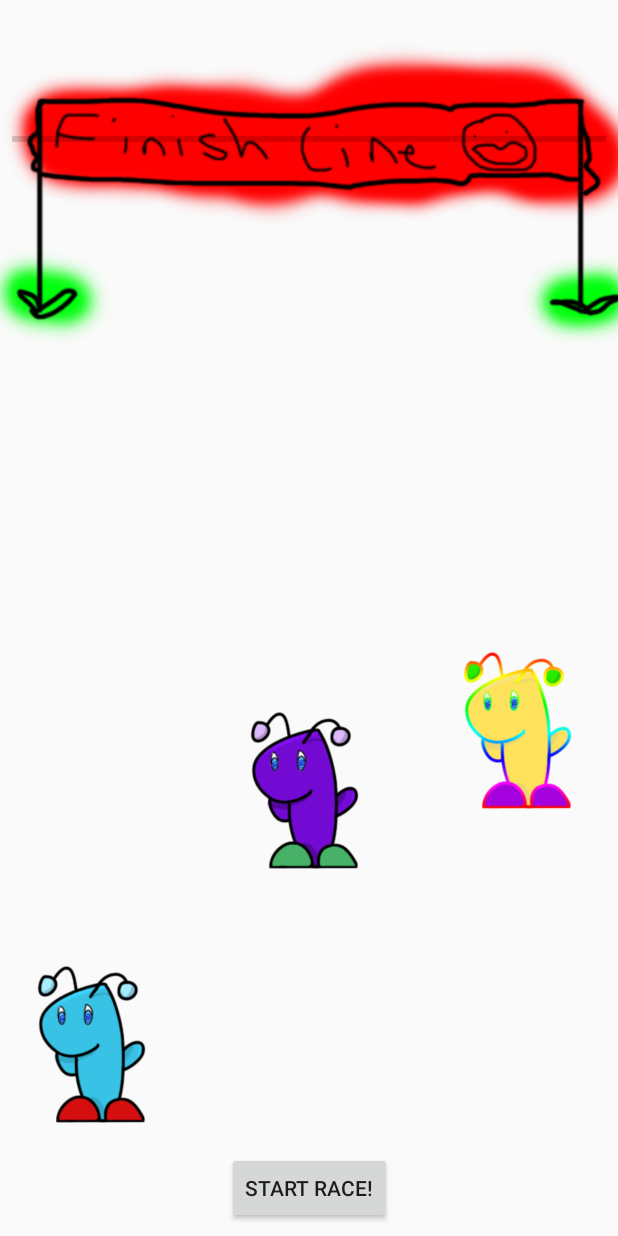
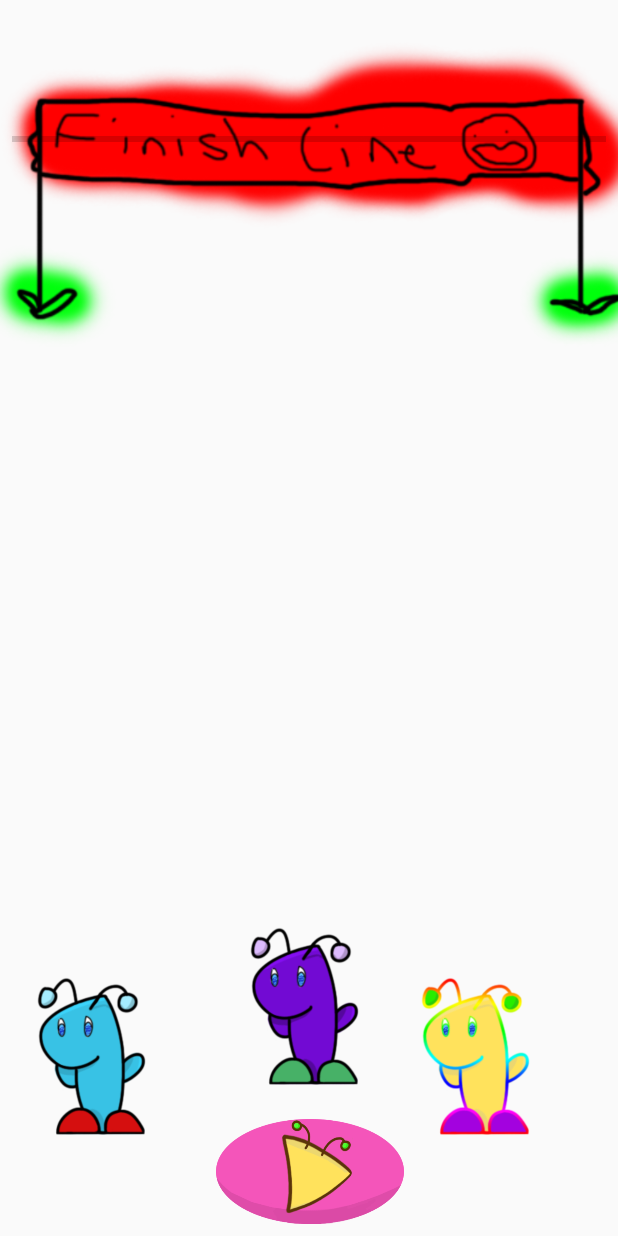
Before and after one commit to DevonTrammell/Foogles, an Android app: the Racing screen opened directly, with no data from a screen before it, on a phone screen of 412 x 824 dp. Run offline under Robolectric (Android 15) with nearby library versions, the phone set to English and light mode, and no system bars.

Commit message:
Implemented basic tournament animations, needs more polishing. Added a graphical button to gallery, needs button back to menu.

```diff
--- a/Foogles/app/src/main/java/fooglesinc/foogles/Edit.java
+++ b/Foogles/app/src/main/java/fooglesinc/foogles/Edit.java
@@ -29,7 +29,7 @@ public class Edit extends AppCompatActivity {
 
     ArrayAdapter<CharSequence> adapter;
     private ImageSwitcher simpleImageSwitcher;
-    Button btnNext;
+    ImageButton btnNext;
     EditText nameBox;
 
     int level = 1;
@@ -53,7 +53,7 @@ public class Edit extends AppCompatActivity {
 
 
 
-        btnNext = (Button) findViewById(R.id.button12);
+        btnNext = (ImageButton) findViewById(R.id.nextButton);
         simpleImageSwitcher = (ImageSwitcher) findViewById(R.id.imageSwitcher);
         simpleImageSwitcher.setFactory(new ViewSwitcher.ViewFactory() {
 
--- a/Foogles/app/src/main/res/layout/activity_tournament_race.xml
+++ b/Foogles/app/src/main/res/layout/activity_tournament_race.xml
@@ -6,31 +6,19 @@
     android:layout_width="match_parent"
     android:layout_height="match_parent">
 
-    <Button
-        android:id="@+id/start"
-        android:layout_width="wrap_content"
-        android:layout_height="wrap_content"
-        android:layout_marginBottom="8dp"
-        android:layout_marginEnd="8dp"
-        android:layout_marginStart="8dp"
-        android:onClick="startRace"
-        android:text="Start Race!"
-        app:layout_constraintBottom_toBottomOf="parent"
-        app:layout_constraintEnd_toEndOf="parent"
-        app:layout_constraintLeft_toLeftOf="parent"
-        app:layout_constraintRight_toRightOf="parent"
-        app:layout_constraintStart_toStartOf="parent" />
-
     <ImageView
         android:id="@+id/competitor1"
         android:layout_width="128dp"
         android:layout_height="128dp"
-        android:layout_marginBottom="128dp"
+        android:layout_marginBottom="56dp"
+        android:layout_marginRight="8dp"
+        android:layout_marginStart="256dp"
         android:layout_marginTop="8dp"
         app:layout_constraintBottom_toBottomOf="parent"
         app:layout_constraintRight_toRightOf="parent"
+        app:layout_constraintStart_toStartOf="parent"
         app:layout_constraintTop_toTopOf="parent"
-        app:layout_constraintVertical_bias="0.74"
+        app:layout_constraintVertical_bias="1.0"
         app:srcCompat="@drawable/invis" />
 
     <ImageView
@@ -40,20 +28,25 @@
         android:layout_marginEnd="8dp"
         android:layout_marginStart="8dp"
         app:layout_constraintBottom_toBottomOf="parent"
-        app:layout_constraintEnd_toStartOf="@+id/competitor1"
-        app:layout_constraintLeft_toLeftOf="parent"
-        app:layout_constraintStart_toEndOf="@+id/competitor2"
+        app:layout_constraintEnd_toEndOf="parent"
+        app:layout_constraintStart_toStartOf="parent"
         app:layout_constraintTop_toTopOf="parent"
-        app:layout_constraintVertical_bias="0.665"
+        app:layout_constraintVertical_bias="0.872"
         app:srcCompat="@drawable/invis" />
 
     <ImageView
         android:id="@+id/competitor2"
         android:layout_width="128dp"
         android:layout_height="128dp"
-        android:layout_marginBottom="64dp"
+        android:layout_marginBottom="56dp"
+        android:layout_marginEnd="8dp"
+        android:layout_marginTop="8dp"
         app:layout_constraintBottom_toBottomOf="parent"
+        app:layout_constraintEnd_toEndOf="parent"
+        app:layout_constraintHorizontal_bias="0.0"
         app:layout_constraintStart_toStartOf="parent"
+        app:layout_constraintTop_toTopOf="parent"
+        app:layout_constraintVertical_bias="1.0"
         app:srcCompat="@drawable/invis" />
 
     <ImageView
@@ -75,11 +68,30 @@
         android:layout_marginEnd="8dp"
         android:layout_marginStart="8dp"
         android:layout_marginTop="8dp"
-        android:max="30"
+        android:max="10"
         app:layout_constraintBottom_toBottomOf="parent"
         app:layout_constraintEnd_toEndOf="parent"
         app:layout_constraintStart_toStartOf="parent"
         app:layout_constraintTop_toTopOf="parent"
         app:layout_constraintVertical_bias="0.078" />
 
+    <ImageButton
+        android:id="@+id/startButton"
+        android:layout_width="125dp"
+        android:layout_height="70dp"
+        android:layout_marginBottom="8dp"
+        android:layout_marginEnd="8dp"
+        android:layout_marginStart="8dp"
+        android:layout_marginTop="8dp"
+        android:background="@drawable/invis"
+        android:onClick="startRace"
+        android:scaleType="fitXY"
+        app:layout_constraintBottom_toBottomOf="parent"
+        app:layout_constraintEnd_toEndOf="parent"
+        app:layout_constraintHorizontal_bias="0.502"
+        app:layout_constraintStart_toStartOf="parent"
+        app:layout_constraintTop_toTopOf="parent"
+        app:layout_constraintVertical_bias="1.0"
+        app:srcCompat="@drawable/play_button" />
+
 </android.support.constraint.ConstraintLayout>
```
Also changed, not shown: Foogles/app/src/main/java/fooglesinc/foogles/Racing.java (+86 -50 lines), Foogles/app/src/main/res/layout/activity_edit.xml (+17 -13 lines).
